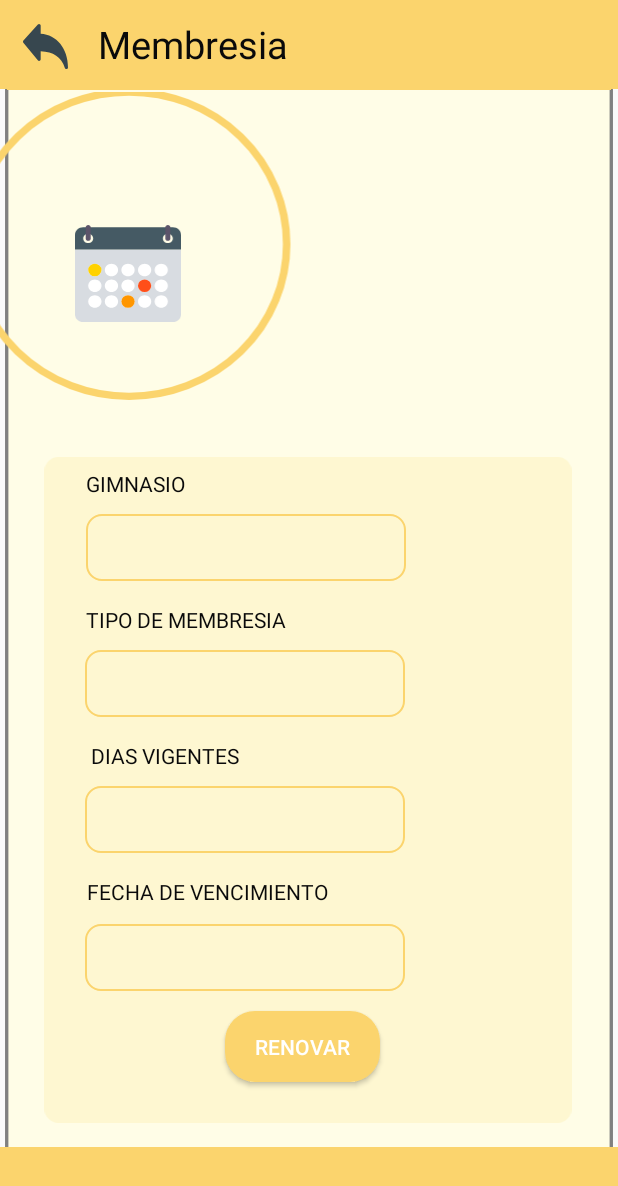
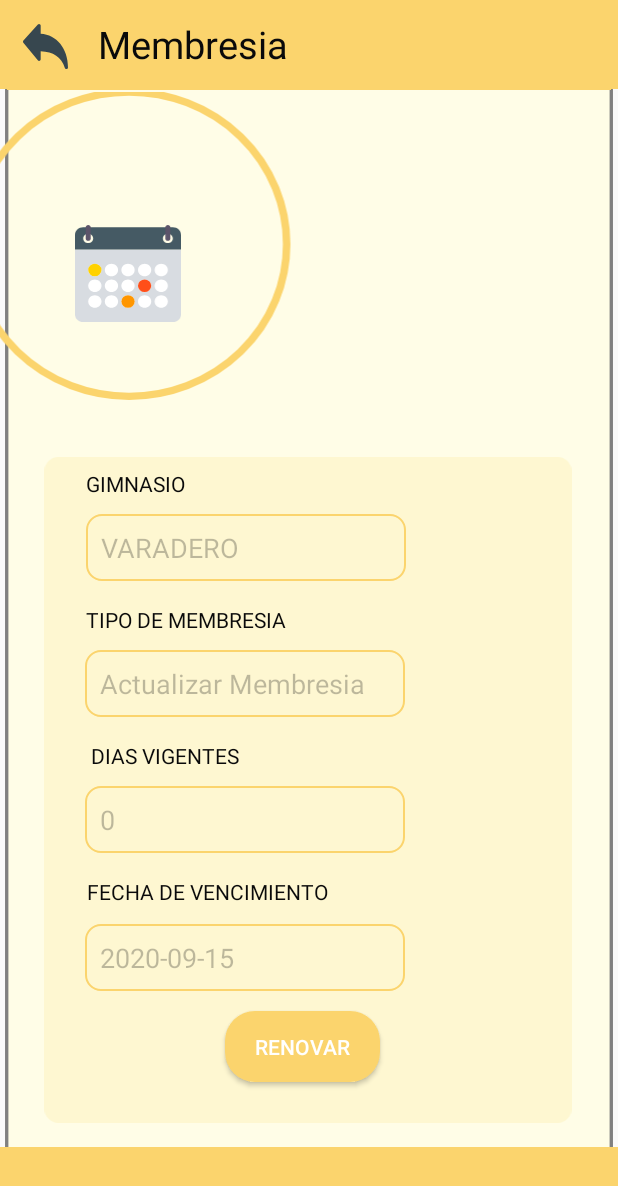
Before and after one commit to AndresRuizG/ReserveNow, an Android app: the MembresiaUsuarioActivity screen opened directly, with no data from a screen before it, on a phone screen of 412 x 824 dp. Shown: the top 1186 px of the screen. Run offline under Robolectric (Android 15) with nearby library versions, the phone set to English and light mode, and no system bars; our stand-ins replace Firebase (no records; nobody signed in at launch, a user with empty details on screens opened directly); Roboto replaces fonts that are not available here.

Commit message:
Membresia :D

```diff
--- a/app/src/main/java/com/projectmoviles/myapplication/User/MembresiaDiariaActivity.kt
+++ b/app/src/main/java/com/projectmoviles/myapplication/User/MembresiaDiariaActivity.kt
@@ -10,11 +10,12 @@ import java.text.SimpleDateFormat
 import java.util.*
 
 class MembresiaDiariaActivity : AppCompatActivity() {
-    val email = intent.getStringExtra("USER_EMAIL") //variable unica para cada usuario con esta hacemos las consultas a la bdd
 
     override fun onCreate(savedInstanceState: Bundle?) {
         super.onCreate(savedInstanceState)
         setContentView(R.layout.activity_membresia_diaria)
+        val email = intent.getStringExtra("USER_EMAIL") //variable unica para cada usuario con esta hacemos las consultas a la bdd
+
         btnDerechaDiario.setOnClickListener {
             intent = Intent(this, MembresiaMensualActivity::class.java)
             intent.putExtra("USER_EMAIL",email)
--- a/app/src/main/java/com/projectmoviles/myapplication/User/MembresiaUsuarioActivity.kt
+++ b/app/src/main/java/com/projectmoviles/myapplication/User/MembresiaUsuarioActivity.kt
@@ -13,6 +13,7 @@ import com.projectmoviles.myapplication.DeportistaAdapter
 import com.projectmoviles.myapplication.MENSAJE_USUARIO_CREADO
 import com.projectmoviles.myapplication.R
 import kotlinx.android.synthetic.main.activity_membresia_usuario.*
+import java.time.LocalDateTime
 
 
 class MembresiaUsuarioActivity : AppCompatActivity() {
@@ -26,39 +27,27 @@ class MembresiaUsuarioActivity : AppCompatActivity() {
         setContentView(R.layout.activity_membresia_usuario)
         deportistaList = mutableListOf()
         mDatabase = FirebaseDatabase.getInstance().getReference("usuarios")
-    mDatabase.addValueEventListener(object : ValueEventListener{
-        override fun onDataChange(snapshot: DataSnapshot) {
-            if(snapshot!!.exists()){
-                for(deportista in snapshot.children){
-                    val deportista = deportista.getValue(Deportista::class.java)
-                    deportistaList.add(deportista!!)
-                }
-                //val adapter = DeportistaAdapter(applicationContext,R.layout.activity_membresia_usuario,deportistaList)
-                   Log.w("VALDRA",deportistaList[1].correo);
-                    editTextNameGimnasio.setText(deportistaList[1].centroDeportivo)
-                Toast.makeText(applicationContext, deportistaList[1].centroDeportivo, Toast.LENGTH_LONG).show()
-            }
-        }
+        editTextNameGimnasio.setText("VARADERO")
+        editTextTipoMembresia.setText("Actualizar Membresia")
+        editTextDiasVigentes.setText("0")
+        editTextFechaVencimiento.setText(LocalDateTime.now().toString().subSequence(0,10))
 
-        override fun onCancelled(error: DatabaseError) {
-            TODO("Not yet implemented")
-        }
-
-    })
 
 
 
         btnRenovar.setOnClickListener {
             val intent= Intent(this, MembresiaDiariaActivity::class.java)
             intent.putExtra("USER_EMAIL", email)
-
             startActivity(intent)
+            finish()
         }
         btnHomeMembresiaDatos.setOnClickListener {
             val intent= Intent(this, UsuarioActivity::class.java)
             intent.putExtra("USER_EMAIL", email)
 
             startActivity(intent)
+            finish()
+
         }
 
     }
```
